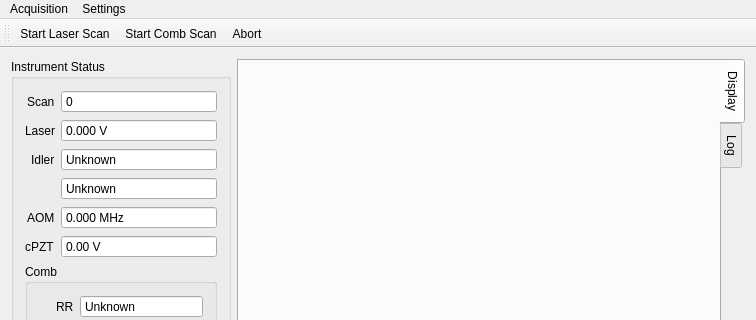
The window that mainwindow.ui (kncrabtree/nicerohms) describes before a commit, drawn with Qt 5; both pictures show x 0 to 756 and y 0 to 320 of the 756 by 649 pixel window.
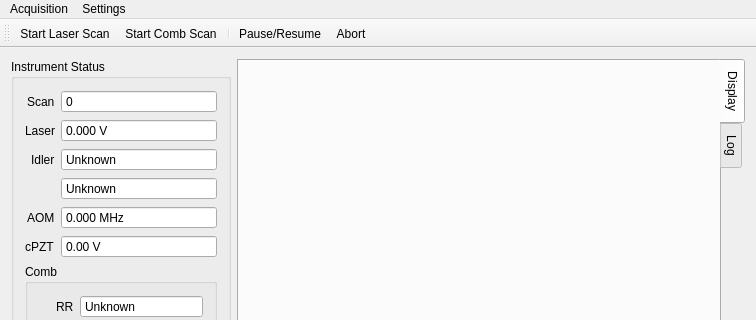
The same window after the commit. Icons and pictures are not drawn. Custom widgets are drawn as their Qt base class.

Commit message: with pause button

Patch:
```diff
--- a/mainwindow.ui
+++ b/mainwindow.ui
@@ -534,6 +534,9 @@
    <addaction name="menuSettings"/>
   </widget>
   <widget class="QToolBar" name="mainToolBar">
+   <property name="enabled">
+    <bool>true</bool>
+   </property>
    <property name="toolButtonStyle">
     <enum>Qt::ToolButtonTextBesideIcon</enum>
    </property>
@@ -545,6 +548,8 @@
    </attribute>
    <addaction name="actionStart_Laser_Scan"/>
    <addaction name="actionStart_Comb_Scan"/>
+   <addaction name="separator"/>
+   <addaction name="actionPause_Resume"/>
    <addaction name="actionAbort"/>
   </widget>
   <widget class="QStatusBar" name="statusBar"/>
@@ -623,6 +628,15 @@
     <string>Frequency Comb</string>
    </property>
   </action>
+  <action name="actionPause_Resume">
+   <property name="icon">
+    <iconset resource="resources.qrc">
+     <normaloff>:/icons/play-pause.png</normaloff>:/icons/play-pause.png</iconset>
+   </property>
+   <property name="text">
+    <string>Pause/Resume</string>
+   </property>
+  </action>
  </widget>
  <layoutdefault spacing="6" margin="11"/>
  <customwidgets>
```
Left out of the diff: 1 changed line with no effect on the pictures. The commit also changes 5 other files.
